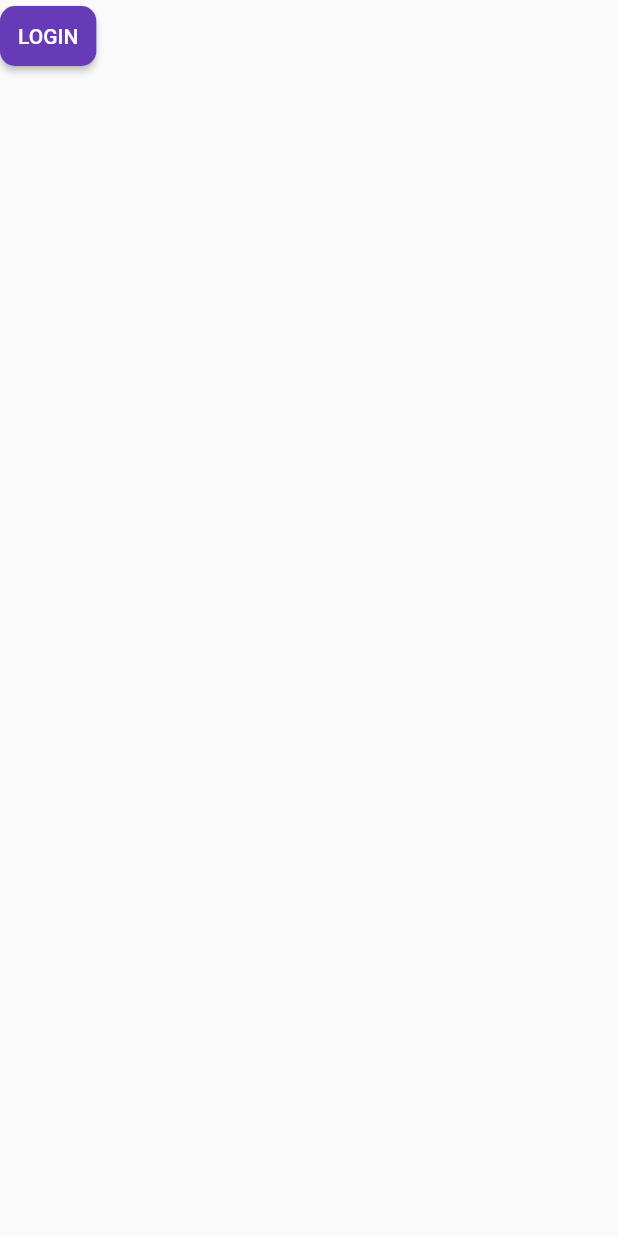
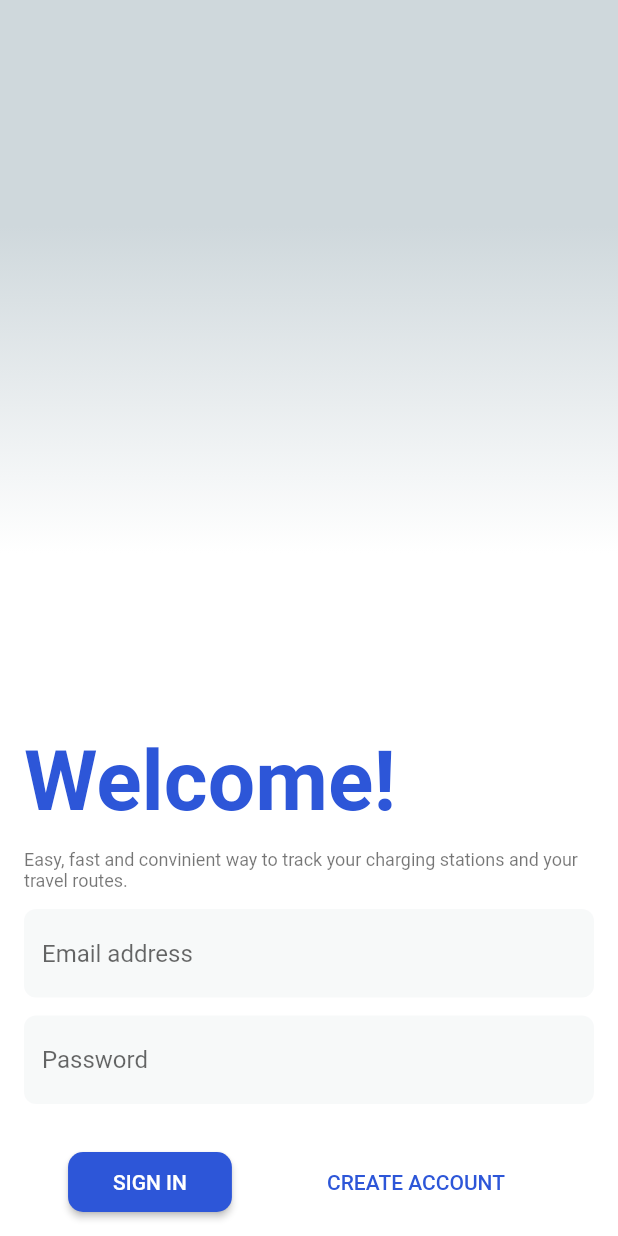
Before and after one commit to aksh-51n9h/revive, a Flutter app: the AuthenticationFormPage screen opened directly, on a phone screen of 412 x 824 dp. Run offline on Flutter 3.47's test engine with Material 2 defaults, Android fonts, the light colour scheme and no system bars; our stand-ins replace bloc, equatable, flutter_bloc, formz, google_fonts, google_maps_flutter.

Commit message:
auth_form_added

```diff
--- a/lib/app/cubit/revive_app_cubit.dart
+++ b/lib/app/cubit/revive_app_cubit.dart
@@ -1,6 +1,7 @@
 import 'package:bloc/bloc.dart';
 import 'package:equatable/equatable.dart';
 import 'package:flutter/material.dart';
+import 'package:google_fonts/google_fonts.dart';
 
 part 'revive_app_state.dart';
 
--- a/lib/app/cubit/revive_app_state.dart
+++ b/lib/app/cubit/revive_app_state.dart
@@ -2,9 +2,12 @@ part of 'revive_app_cubit.dart';
 
 class ReviveAppState extends Equatable {
   final String appTitle = "Revive App";
-  final String loginButtonText = "LOGIN";
+  final String loginButtonText = "SIGN IN";
+  final String createAccountButtonText = "CREATE ACCOUNT";
+  final EdgeInsets bottomNaviagationBarPadding = EdgeInsets.all(12);
   final BorderRadius borderRadius = BorderRadius.circular(10);
-  final EdgeInsets elevatedButtonPadding = EdgeInsets.all(12);
+  final EdgeInsets elevatedButtonPadding =
+      EdgeInsets.symmetric(horizontal: 30, vertical: 12);
   late final Brightness brightness;
   late final ButtonStyle elevatedButtonStyle;
   late final ThemeData appTheme;
@@ -14,8 +17,9 @@ class ReviveAppState extends Equatable {
 
     this.appTheme = theme.copyWith(
       colorScheme: theme.colorScheme.copyWith(
-        primary: Colors.deepPurple,
+        primary: Color.fromRGBO(45, 86, 216, 1),
       ),
+      textTheme: GoogleFonts.sawarabiGothicTextTheme(theme.textTheme),
     );
 
     this.elevatedButtonStyle = ElevatedButton.styleFrom(
--- a/lib/pages/authentication_form_page/authentication_form_page.dart
+++ b/lib/pages/authentication_form_page/authentication_form_page.dart
@@ -1,6 +1,9 @@
 import 'package:flutter/material.dart';
 import 'package:flutter_bloc/flutter_bloc.dart';
 import 'package:revive/app/cubit/revive_app_cubit.dart';
+import 'package:revive/widgets/email_text_form_field.dart';
+import 'package:revive/widgets/password_text_form_field.dart';
+import 'package:revive/widgets/spacing.dart';
 
 class AuthenticationFormPage extends StatefulWidget {
   const AuthenticationFormPage({Key? key}) : super(key: key);
@@ -10,22 +13,80 @@ class AuthenticationFormPage extends StatefulWidget {
 }
 
 class _AuthenticationFormPageState extends State<AuthenticationFormPage> {
+  late Tween<double> _gradientStopTween;
+
+  @override
+  void initState() {
+    super.initState();
+
+    _gradientStopTween = Tween(begin: 0.9, end: 0.49);
+  }
+
   @override
   Widget build(BuildContext context) {
     return BlocBuilder<ReviveAppCubit, ReviveAppState>(
       builder: (context, state) {
         return Scaffold(
-          body: Container(
-            child: SingleChildScrollView(
-              child: Column(
-                children: [
-                  ElevatedButton(
-                    onPressed: () {},
-                    child: Text(state.loginButtonText),
-                    style: state.elevatedButtonStyle,
-                  )
-                ],
-              ),
+          body: TweenAnimationBuilder<double>(
+              tween: _gradientStopTween,
+              duration: Duration(milliseconds: 400),
+              curve: Curves.easeInCubic,
+              builder: (context, val, _) {
+                print(_gradientStopTween);
+                return Container(
+                  padding: EdgeInsets.all(16.0),
+                  decoration: BoxDecoration(
+                    color: Colors.amber,
+                    gradient: LinearGradient(
+                      colors: [Colors.blueGrey.shade100, Colors.white],
+                      begin: Alignment.topCenter,
+                      end: Alignment.bottomCenter,
+                      stops: [0.2, val],
+                    ),
+                  ),
+                  child: ListView(
+                    children: [
+                      PasswordTextFormField(),
+                      Spacing(height: 12),
+                      EmailTextFormField(),
+                      Spacing(height: 12),
+                      Text(
+                        "Easy, fast and convinient way to track your charging stations and your travel routes.",
+                        style: state.appTheme.textTheme.caption,
+                      ),
+                      Spacing(height: 12),
+                      Text(
+                        "Welcome!",
+                        style: state.appTheme.textTheme.headline2!.copyWith(
+                          color: state.appTheme.colorScheme.primary,
+                          fontWeight: FontWeight.bold,
+                        ),
+                      )
+                    ],
+                    reverse: true,
+                  ),
+                );
+              }),
+          bottomNavigationBar: Container(
+            color: Colors.white,
+            padding: state.bottomNaviagationBarPadding,
+            child: Row(
+              crossAxisAlignment: CrossAxisAlignment.center,
+              mainAxisAlignment: MainAxisAlignment.spaceEvenly,
+              children: [
+                ElevatedButton(
+                  onPressed: () {
+                    Navigator.pushNamed(context, "/home");
+                  },
+                  child: Text(state.loginButtonText),
+                  style: state.elevatedButtonStyle,
+                ),
+                TextButton(
+                  onPressed: () {},
+                  child: Text(state.createAccountButtonText),
+                  style: state.elevatedButtonStyle,
+                ),
+              ],
             ),
           ),
         );
--- /dev/null
+++ b/lib/widgets/email_text_form_field.dart
@@ -0,0 +1,20 @@
+import 'package:flutter/material.dart';
+
+class EmailTextFormField extends StatelessWidget {
+  const EmailTextFormField({Key? key}) : super(key: key);
+
+  @override
+  Widget build(BuildContext context) {
+    return TextFormField(
+      decoration: InputDecoration(
+        border: OutlineInputBorder(
+          borderRadius: BorderRadius.circular(8),
+          borderSide: BorderSide.none,
+        ),
+        hintText: "Email address",
+        fillColor: Colors.blueGrey.shade50.withOpacity(0.4),
+        filled: true,
+      ),
+    );
+  }
+}
--- /dev/null
+++ b/lib/widgets/password_text_form_field.dart
@@ -0,0 +1,20 @@
+import 'package:flutter/material.dart';
+
+class PasswordTextFormField extends StatelessWidget {
+  const PasswordTextFormField({Key? key}) : super(key: key);
+
+  @override
+  Widget build(BuildContext context) {
+    return TextFormField(
+      decoration: InputDecoration(
+        border: OutlineInputBorder(
+          borderRadius: BorderRadius.circular(8),
+          borderSide: BorderSide.none,
+        ),
+        hintText: "Password",
+        fillColor: Colors.blueGrey.shade50.withOpacity(0.4),
+        filled: true,
+      ),
+    );
+  }
+}
--- /dev/null
+++ b/lib/widgets/spacing.dart
@@ -0,0 +1,10 @@
+import 'package:flutter/material.dart';
+
+class Spacing extends StatelessWidget {
+  const Spacing({Key? key, this.height = 0.0}) : super(key: key);
+  final double height;
+  @override
+  Widget build(BuildContext context) {
+    return SizedBox(height: this.height);
+  }
+}
--- a/pubspec.yaml
+++ b/pubspec.yaml
@@ -32,6 +32,7 @@ dependencies:
   flutter_bloc: ^7.0.0
   equatable: ^2.0.2
   formz: ^0.4.1
+  google_fonts: ^2.1.0
 
 dev_dependencies:
   flutter_lints: ^1.0.4
```
Also changed, not shown: lib/app/revive_app.dart (+6 -4 lines), lib/main.dart (+41 -7 lines), lib/pages/registration_page/registration_page.dart (added, +15 -0 lines), pubspec.lock.
